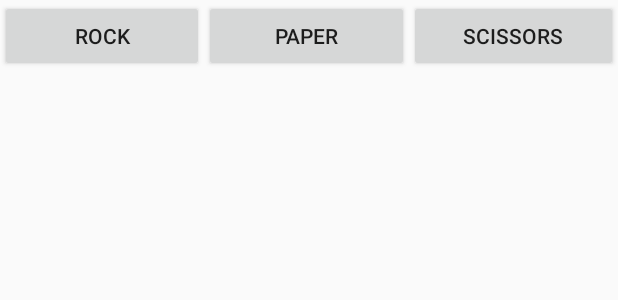
After one commit to NicoAN42/CodeLuck, an Android app: the layout buttons.xml on its own in the app's theme, with its tools: preview values and no code run, on a phone screen of 412 x 824 dp. The commit adds this screen. Shown: the top 300 px of the screen. Run offline under Robolectric (Android 15) with nearby library versions, the phone set to English and light mode, and no system bars.

Commit message:
Aisyatush Shofiah 01 ; Layout and RPS's Game

```diff
--- /dev/null
+++ b/app/src/main/res/layout/buttons.xml
@@ -0,0 +1,29 @@
+<?xml version="1.0" encoding="utf-8"?>
+<LinearLayout xmlns:android="http://schemas.android.com/apk/res/android"
+    android:layout_width="match_parent"
+    android:layout_height="match_parent"
+    android:orientation="horizontal"
+    android:weightSum="3">
+
+    <Button
+        android:id="@+id/b_rock"
+        android:layout_width="wrap_content"
+        android:layout_height="wrap_content"
+        android:layout_weight="1"
+        android:text="ROCK" />
+
+    <Button
+        android:id="@+id/b_paper"
+        android:layout_width="wrap_content"
+        android:layout_height="wrap_content"
+        android:layout_weight="1"
+        android:text="PAPER" />
+
+    <Button
+        android:id="@+id/b_scissors"
+        android:layout_width="wrap_content"
+        android:layout_height="wrap_content"
+        android:layout_weight="1"
+        android:text="SCISSORS" />
+
+</LinearLayout>
```
Also changed, not shown: app/src/main/java/id/sch/smktelkom_mlg/project/xirpl201101928/playluck/MainActivity.java (+8 -6 lines), app/src/main/java/id/sch/smktelkom_mlg/project/xirpl201101928/playluck/dice.java (+33 -34 lines), app/src/main/java/id/sch/smktelkom_mlg/project/xirpl201101928/playluck/rps.java (+62 -2 lines), app/src/main/res/layout/hands.xml (added, +21 -0 lines), app/src/main/res/layout/rps.xml (added, +27 -0 lines).
